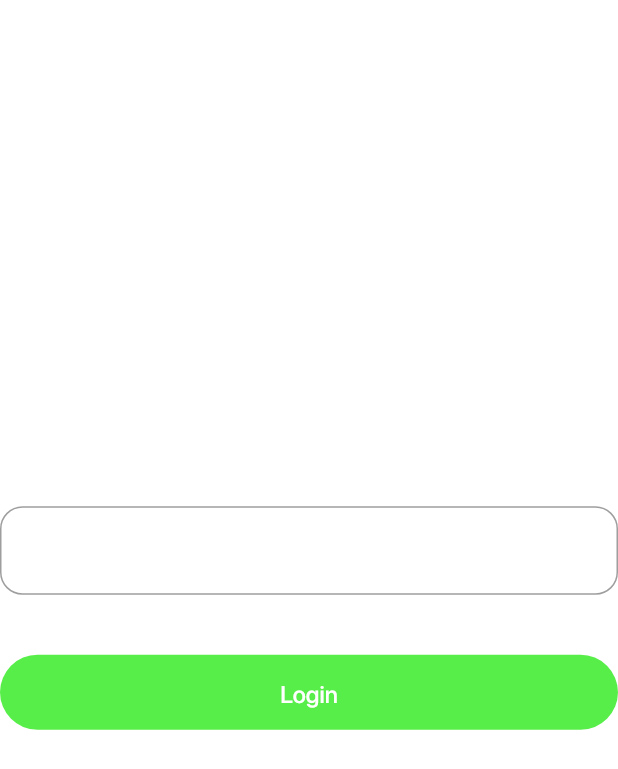
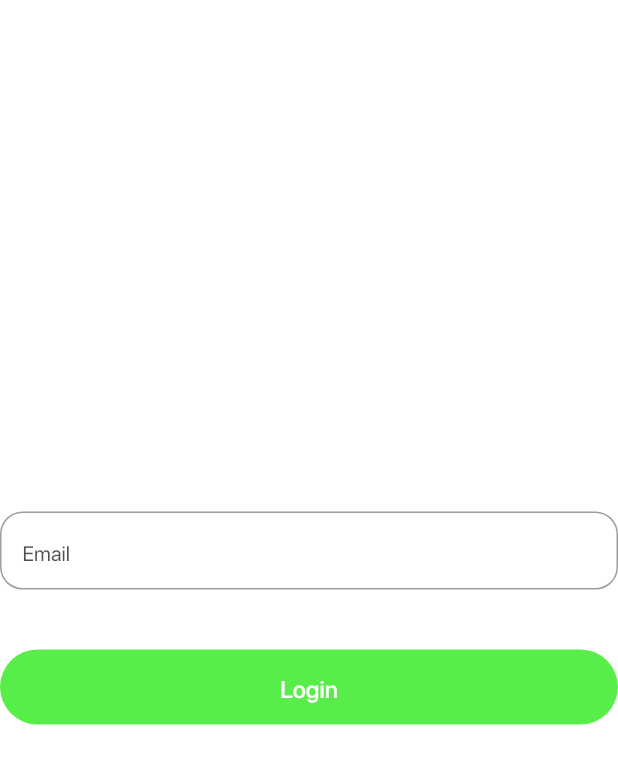
Before and after one commit to abuniaz/social_media_application_using_firebase_2, a Flutter app: the screen it shows after launch, on a phone screen of 412 x 824 dp. Shown: the top 769 px of the screen. Run offline on Flutter 3.47's test engine with Material 2 defaults, Android fonts, the phone set to English and light mode, and no system bars; our stand-ins replace flutter_svg, fluttertoast; missing offline and left inert: firebase_core_web, firebase_database_web, firebase_storage_web, image_picker_for_web; accounts and stored records are empty; project files that could hold a hidden picture were left out.

Commit message:
Update input_text_field.dart

```diff
--- a/lib/res/component/input_text_field.dart
+++ b/lib/res/component/input_text_field.dart
@@ -32,8 +32,15 @@ class InputTextField extends StatelessWidget {
       onFieldSubmitted: onFieldSubmittedValue,
       validator: onValidator,
       keyboardType: keyBoardType,
+      style: Theme.of(context).textTheme.bodyText2,
       decoration: InputDecoration(
-          border: OutlineInputBorder(
+          hintText: hint,
+          contentPadding: EdgeInsets.all(15),
+          hintStyle: Theme.of(context)
+              .textTheme
+              .bodyText2!
+              .copyWith(color: AppColors.primaryTextTextColor.withOpacity(0.8)),
+          border: const OutlineInputBorder(
               borderSide: BorderSide(color: AppColors.textFieldDefaultFocus),
               borderRadius: BorderRadius.all(Radius.circular(15)))),
     );
```
